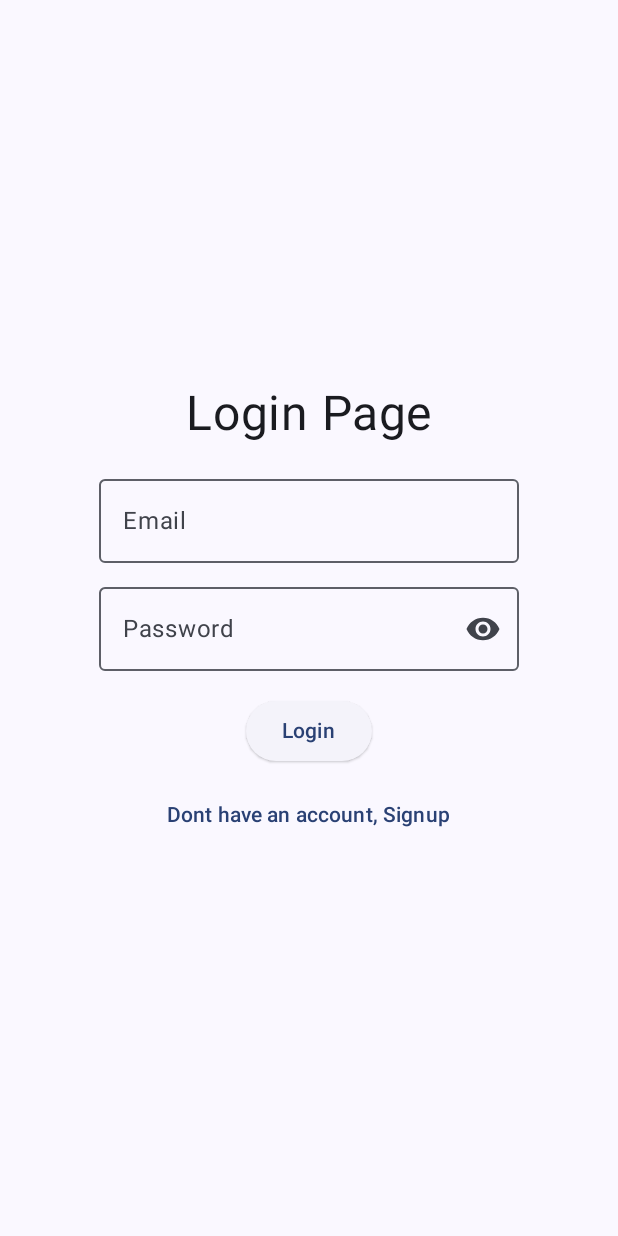
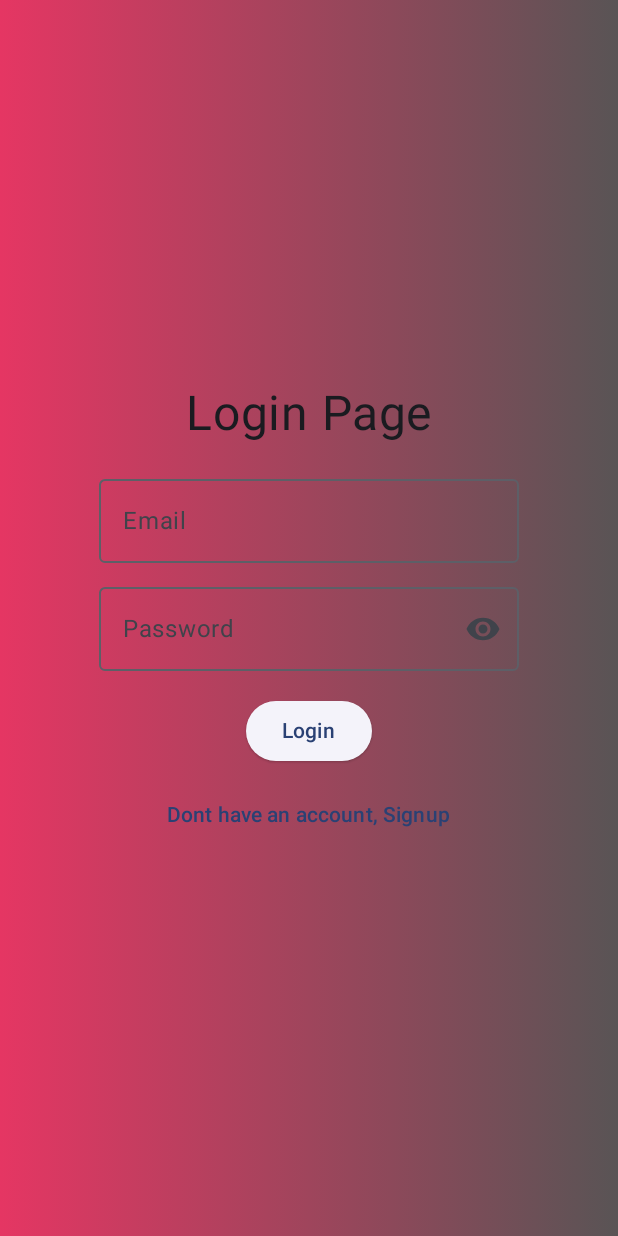
Before and after one commit to himikko1/Eksamens_Zitkova, an Android app built with Jetpack Compose: the screen it shows after launch (MainActivity), on a phone screen of 412 x 824 dp. Run offline under Robolectric (Android 15) with nearby library versions, the phone set to English and light mode, and no system bars; our stand-ins replace Firebase (no records; nobody signed in at launch, a user with empty details on screens opened directly), livedata-compose.

Commit message:
LoginPage izvedoju cita fona krasu

```diff
--- a/app/src/main/java/com/example/myapplication/pages/LoginPage.kt
+++ b/app/src/main/java/com/example/myapplication/pages/LoginPage.kt
@@ -1,6 +1,8 @@
 package com.example.myapplication.pages
 
+import android.graphics.Color.rgb
 import android.widget.Toast
+import androidx.compose.foundation.background
 import androidx.compose.foundation.layout.Arrangement
 import androidx.compose.foundation.layout.Column
 import androidx.compose.foundation.layout.Spacer
@@ -30,6 +32,8 @@ import androidx.compose.material.icons.filled.Visibility
 import androidx.compose.material.icons.filled.VisibilityOff
 import androidx.compose.material3.IconButton
 import androidx.compose.material3.Icon
+import androidx.compose.ui.graphics.Brush
+import androidx.compose.ui.graphics.Color
 import androidx.compose.ui.text.input.PasswordVisualTransformation
 import androidx.compose.ui.text.input.VisualTransformation
 
@@ -59,7 +63,16 @@ fun LoginPage(
 
 
     Column(
-        modifier = modifier.fillMaxSize(),
+        modifier = modifier
+            .fillMaxSize()
+            .background(
+                brush = Brush.horizontalGradient(
+                    colors = listOf(
+                        Color(rgb(229, 54, 99)), // Sakuma krasa
+                        Color(rgb(89, 84, 85))  // beiga krasa
+                    )
+                )
+            ),
         verticalArrangement = Arrangement.Center,
         horizontalAlignment = Alignment.CenterHorizontally
     ) {
```
